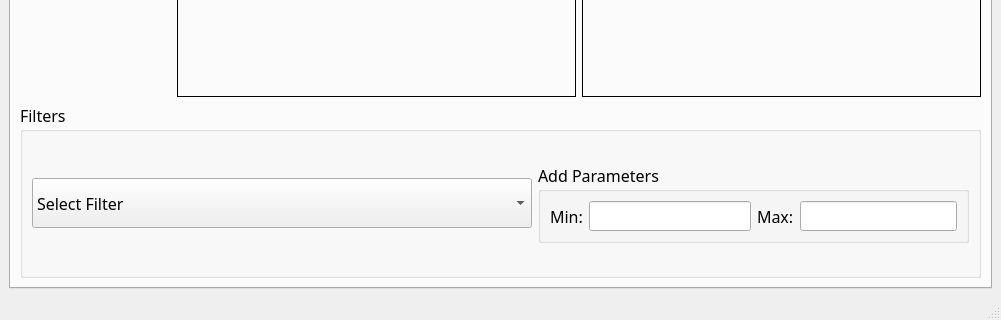
Qt form Task1/Qt/ImageView.ui (mennahamdy33/CV) before a commit; both pictures show x 0 to 1001 and y 334 to 654 of the 1001 by 654 pixel window.
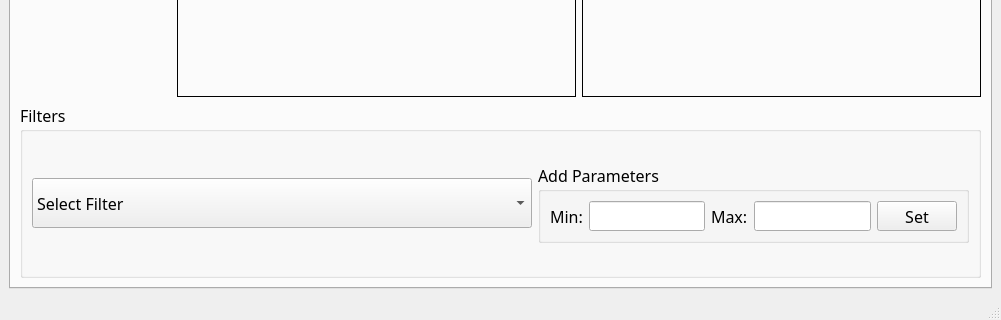
The same form after that commit. The open tabs and pages were chosen to show the change. Custom widgets are drawn as their Qt base class.

Commit message: Set Button

```diff
--- a/Task1/Qt/ImageView.ui
+++ b/Task1/Qt/ImageView.ui
@@ -30,7 +30,7 @@
        <attribute name="title">
         <string>Filters</string>
        </attribute>
-       <layout class="QGridLayout" name="gridLayout_6">
+       <layout class="QGridLayout" name="gridLayout_2">
         <item row="0" column="0">
          <layout class="QVBoxLayout" name="verticalLayout">
           <item>
@@ -97,9 +97,7 @@
             <property name="title">
              <string>Filters</string>
             </property>
-            <layout class="QGridLayout" name="gridLayout_2">
-             <item row="0" column="0">
-              <layout class="QHBoxLayout" name="horizontalLayout_11">
+            <layout class="QHBoxLayout" name="horizontalLayout_12">
                <item>
                 <widget class="QComboBox" name="selectTab1">
                  <property name="sizePolicy">
@@ -217,6 +215,8 @@
                  </property>
                  <layout class="QGridLayout" name="gridLayout">
                   <item row="0" column="0">
+                 <layout class="QHBoxLayout" name="horizontalLayout_11">
+                  <item>
                    <layout class="QHBoxLayout" name="horizontalLayout_10">
                     <item>
                      <layout class="QHBoxLayout" name="horizontalLayout_8">
@@ -248,10 +248,17 @@
                     </item>
                    </layout>
                   </item>
-                 </layout>
+                  <item>
+                   <widget class="QPushButton" name="set">
+                    <property name="text">
+                     <string>Set</string>
+                    </property>
                 </widget>
                </item>
               </layout>
+                </item>
+               </layout>
+              </widget>
              </item>
             </layout>
            </widget>
```
Left out of the diff: 4 changed lines with no effect on the pictures. Lines whose indentation alone changed are shown as unchanged. The commit also changes 6 other files.
